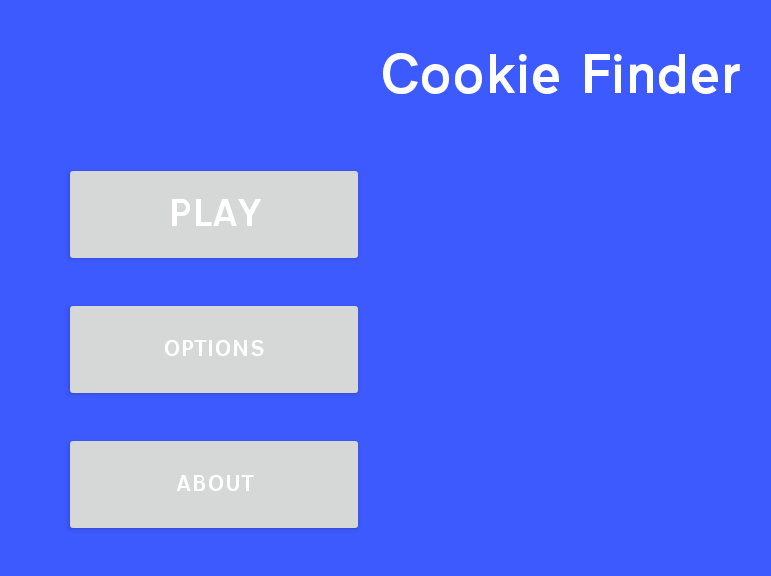
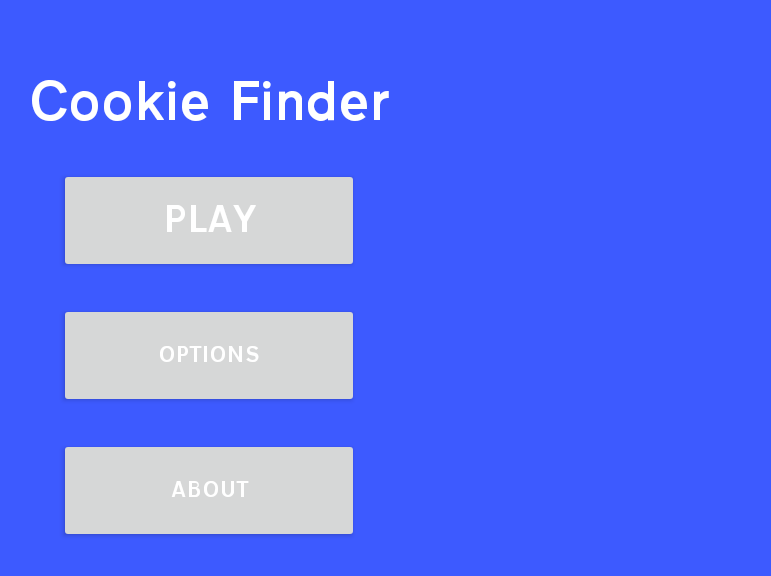
Before and after one commit to Aryex/GooseFinder, an Android app: the MainMenuActivity screen opened directly, with no data from a screen before it, on a phone screen of 824 x 412 dp (held sideways). Shown: the top 576 px of the screen, without its empty margins (56-827 px from the left). Run offline under Robolectric (Android 15) with nearby library versions, the phone set to English and light mode, and no system bars.

```diff
--- a/app/src/main/res/layout/activity_main_menu.xml
+++ b/app/src/main/res/layout/activity_main_menu.xml
@@ -10,25 +10,27 @@
         android:id="@+id/textView_mainActTitle"
         android:layout_width="wrap_content"
         android:layout_height="wrap_content"
+        android:layout_marginStart="56dp"
+        android:layout_marginRight="244dp"
         android:text="Cookie Finder"
         android:textAppearance="@style/TextAppearance.AppCompat.Large"
         android:textSize="35sp"
         app:layout_constraintBottom_toBottomOf="parent"
-        app:layout_constraintHorizontal_bias="0.499"
-        app:layout_constraintLeft_toLeftOf="parent"
         app:layout_constraintRight_toRightOf="parent"
+        app:layout_constraintStart_toStartOf="parent"
         app:layout_constraintTop_toTopOf="parent"
-        app:layout_constraintVertical_bias="0.076" />
+        app:layout_constraintVertical_bias="0.125" />
 
     <LinearLayout
         android:id="@+id/linearLayout2"
         android:layout_width="wrap_content"
         android:layout_height="wrap_content"
-        android:layout_marginTop="14dp"
         android:fadeScrollbars="false"
         android:orientation="vertical"
         android:padding="10dp"
-        app:layout_constraintEnd_toStartOf="@+id/textView_mainActTitle"
+        app:layout_constraintEnd_toEndOf="@+id/textView_mainActTitle"
+        app:layout_constraintHorizontal_bias="0.478"
+        app:layout_constraintStart_toStartOf="@+id/textView_mainActTitle"
         app:layout_constraintTop_toBottomOf="@+id/textView_mainActTitle">
 
         <Button
```
